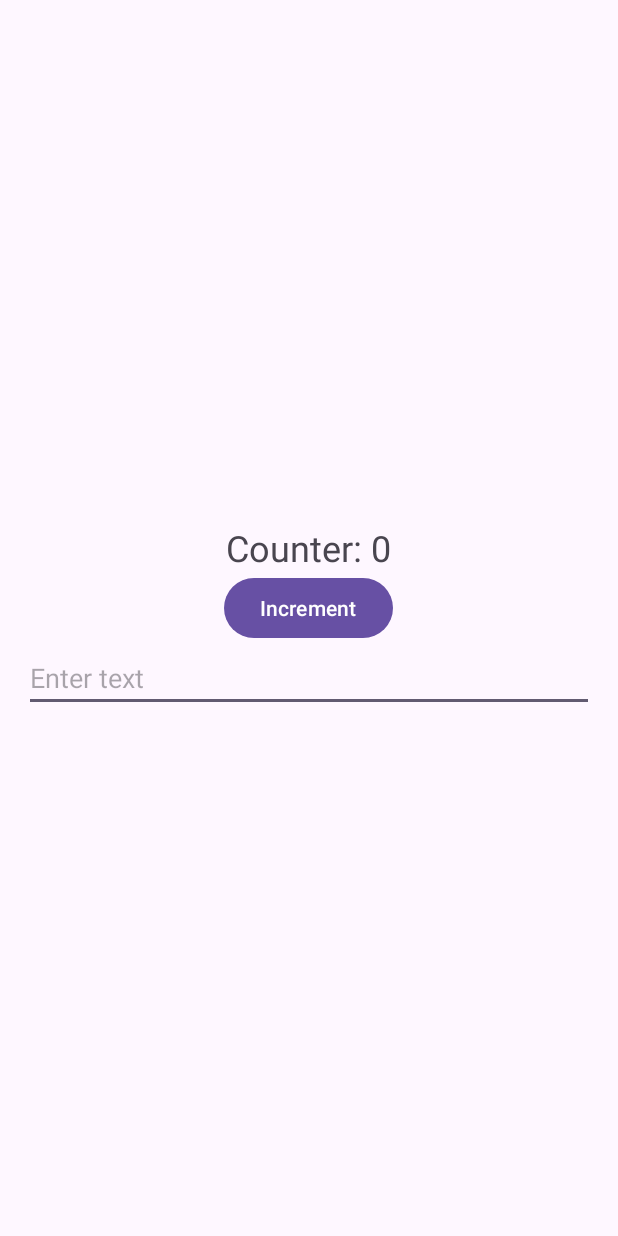
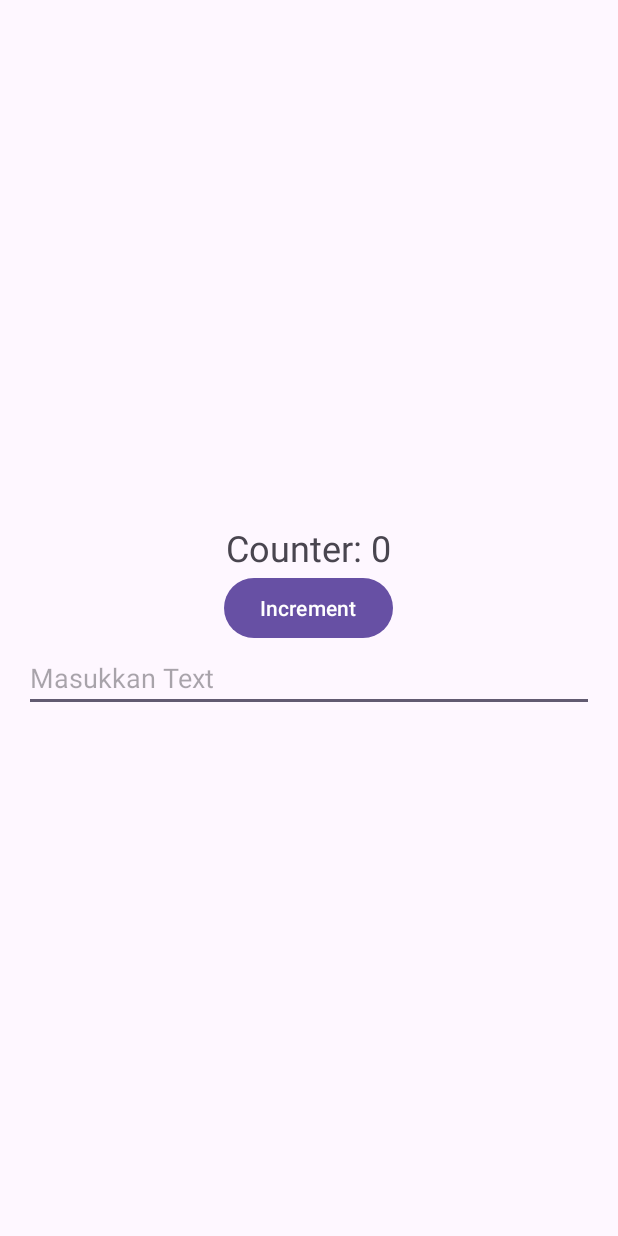
Before and after one commit to Yoda-BD/Assigment2-Hacktiv8, an Android app: the screen it shows after launch (MainActivity), on a phone screen of 412 x 824 dp. Run offline under Robolectric (Android 15) with nearby library versions, the phone set to English and light mode, and no system bars.

Commit message:
Assigment 2

```diff
--- a/app/src/main/res/layout/activity_main.xml
+++ b/app/src/main/res/layout/activity_main.xml
@@ -30,6 +30,6 @@
         android:id="@+id/editText"
         android:layout_width="match_parent"
         android:layout_height="wrap_content"
-        android:hint="Enter text"/>
+        android:hint="Masukkan Text"/>
 
 </LinearLayout>
```
